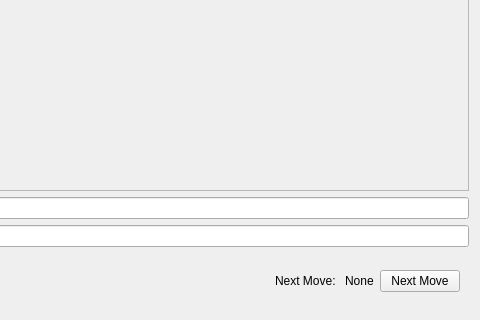
B4rtware/fen-viewer, file fen_viewer.ui: the form before one commit; both pictures show x 142 to 622 and y 420 to 740 of the 622 by 740 pixel window.
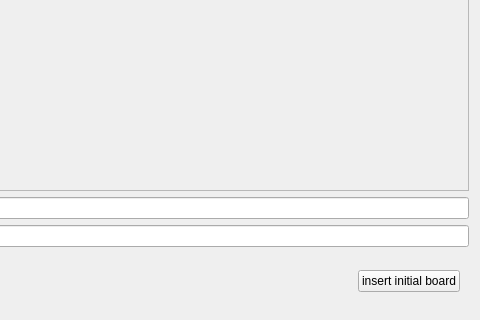
The form after the commit.

Commit message: removed the ability to show every move step by step | only possible to show every move which is now working correctly and can be resetted

What changed in the file:
```diff
--- a/fen_viewer.ui
+++ b/fen_viewer.ui
@@ -86,23 +86,9 @@
        </spacer>
       </item>
       <item>
-       <widget class="QLabel" name="l_next_move_string">
+       <widget class="QPushButton" name="pb_insert_default_board">
         <property name="text">
-         <string>Next Move: </string>
-        </property>
-       </widget>
-      </item>
-      <item>
-       <widget class="QLabel" name="l_next_move">
-        <property name="text">
-         <string>None</string>
-        </property>
-       </widget>
-      </item>
-      <item>
-       <widget class="QPushButton" name="pb_next_move">
-        <property name="text">
-         <string>Next Move</string>
+         <string>insert initial board</string>
         </property>
        </widget>
       </item>
```
The commit also changes 3 other files.
